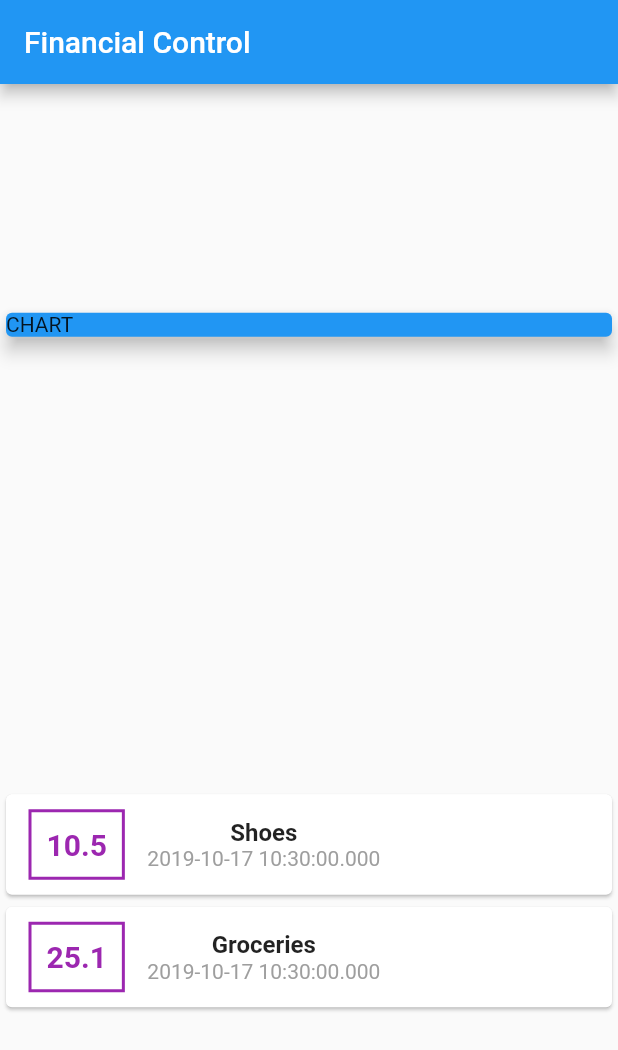
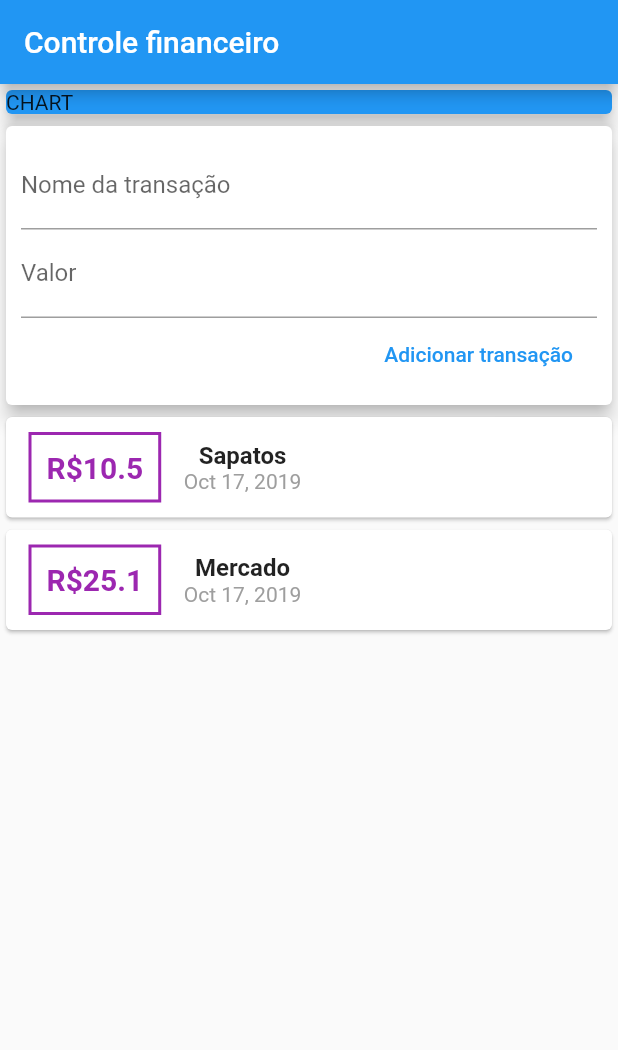
Before and after one commit to douglasnavarro/financial_control, a Flutter app: the screen it shows after launch, on a phone screen of 412 x 824 dp. Shown: the top 1050 px of the screen. Run offline on Flutter 3.47's test engine with Material 2 defaults, Android fonts, the phone set to English and light mode, and no system bars.

Commit message:
implemented transaction input

```diff
--- a/lib/main.dart
+++ b/lib/main.dart
@@ -1,6 +1,5 @@
+import 'package:financial_control/widgets/user_transactions.dart';
 import 'package:flutter/material.dart';
-
-import './transaction.dart';
 
 void main() => runApp(MyApp());
 
@@ -12,7 +11,7 @@ class MyApp extends StatelessWidget {
       theme: ThemeData(
         primarySwatch: Colors.blue,
       ),
-      home: MyHomePage(title: 'Financial Control'),
+      home: MyHomePage(title: 'Controle financeiro'),
     );
   }
 }
@@ -26,21 +25,6 @@ class MyHomePage extends StatefulWidget {
 }
 
 class _MyHomePageState extends State<MyHomePage> {
-  final List<Transaction> transactions = [
-    Transaction(
-      id: '1',
-      title: 'Shoes',
-      amount: 10.50,
-      date: DateTime.now(),
-    ),
-    Transaction(
-      id: '2',
-      title: 'Groceries',
-      amount: 25.10,
-      date: DateTime.now(),
-    )
-  ];
-
   @override
   Widget build(BuildContext context) {
     return Scaffold(
@@ -48,7 +32,6 @@ class _MyHomePageState extends State<MyHomePage> {
         title: Text(widget.title),
       ),
       body: Column(
-        mainAxisAlignment: MainAxisAlignment.spaceAround,
         crossAxisAlignment: CrossAxisAlignment.stretch,
         children: <Widget>[
           Container(
@@ -58,33 +41,7 @@ class _MyHomePageState extends State<MyHomePage> {
                 child: Text('CHART'),
                 elevation: 5,
               )),
-          Column(
-            children: transactions.map((tx) {
-              return Card(
-                  child: Row(
-                children: <Widget>[
-                  Container(
-                    child: Text(tx.amount.toString(),
-                        style: TextStyle(
-                            fontWeight: FontWeight.bold,
-                            fontSize: 20,
-                            color: Colors.purple)),
-                    margin: EdgeInsets.symmetric(vertical: 10, horizontal: 15),
-                    decoration: BoxDecoration(
-                      border: Border.all(color: Colors.purple, width: 2),
-                    ),
-                    padding: EdgeInsets.all(10),
-                  ),
-                  Column(
-                    children: <Widget>[
-                      Text(tx.title, style: TextStyle(fontSize: 16, fontWeight: FontWeight.bold)),
-                      Text(tx.date.toString(), style: TextStyle(color: Colors.grey)),
-                    ],
-                  )
-                ],
-              ));
-            }).toList(),
-          )
+              UserTransactions()
         ],
       ),
     );
--- /dev/null
+++ b/lib/widgets/new_transaction.dart
@@ -0,0 +1,39 @@
+import 'package:flutter/material.dart';
+
+class NewTransaction extends StatelessWidget {
+  final Function addTx;
+  final titleController = TextEditingController();
+  final amountController =  TextEditingController();
+
+  NewTransaction(this.addTx);
+
+  @override
+  Widget build(BuildContext context) {
+    return Card(
+        elevation: 5,
+        child: Container(
+          padding: EdgeInsets.all(10),
+          child: Column(
+            crossAxisAlignment: CrossAxisAlignment.end,
+            children: <Widget>[
+              TextField(
+                controller: titleController,
+                decoration:
+                    InputDecoration(labelText: 'Nome da transação'),
+              ),
+              TextField(
+                decoration: InputDecoration(labelText: 'Valor'),
+                controller: amountController,
+              ),
+              FlatButton(
+                child: Text('Adicionar transação'),
+                textColor: Colors.blue,
+                onPressed: () {
+                  addTx(titleController.text, double.parse(amountController.text));
+                },
+              )
+            ],
+          ),
+        ));
+  }
+}
--- /dev/null
+++ b/lib/widgets/transactions_list.dart
@@ -0,0 +1,44 @@
+import 'package:flutter/material.dart';
+
+import '../models/transaction.dart';
+import 'package:intl/intl.dart';
+
+class TransactionList extends StatelessWidget {
+  final List<Transaction> transactions;
+
+  TransactionList(this.transactions);
+
+  @override
+  Widget build(BuildContext context) {
+    return Column(
+      children: transactions.map((tx) {
+        return Card(
+            child: Row(
+          children: <Widget>[
+            Container(
+              child: Text('R\$${tx.amount}',
+                  style: TextStyle(
+                      fontWeight: FontWeight.bold,
+                      fontSize: 20,
+                      color: Colors.purple)),
+              margin: EdgeInsets.symmetric(vertical: 10, horizontal: 15),
+              decoration: BoxDecoration(
+                border: Border.all(color: Colors.purple, width: 2),
+              ),
+              padding: EdgeInsets.all(10),
+            ),
+            Column(
+              children: <Widget>[
+                Text(tx.title,
+                    style:
+                        TextStyle(fontSize: 16, fontWeight: FontWeight.bold)),
+                Text(DateFormat.yMMMd().format(tx.date),
+                    style: TextStyle(color: Colors.grey)),
+              ],
+            )
+          ],
+        ));
+      }).toList(),
+    );
+  }
+}
--- /dev/null
+++ b/lib/widgets/user_transactions.dart
@@ -0,0 +1,41 @@
+import 'package:flutter/material.dart';
+
+import '../models/transaction.dart';
+import '../widgets/new_transaction.dart';
+import '../widgets/transactions_list.dart';
+
+class UserTransactions extends StatefulWidget {
+  @override
+  _UserTransactionsState createState() => _UserTransactionsState();
+}
+
+class _UserTransactionsState extends State<UserTransactions> {
+    final List<Transaction> _userTransactions = [
+    Transaction(
+      id: '1',
+      title: 'Sapatos',
+      amount: 10.50,
+      date: DateTime.now(),
+    ),
+    Transaction(
+      id: '2',
+      title: 'Mercado',
+      amount: 25.10,
+      date: DateTime.now(),
+    )
+  ];
+
+  void _addNewTransaction(String title, double amount) {
+    final newTx = Transaction(title: title, amount: amount, date: DateTime.now(), id: DateTime.now().toString());
+    setState(() {
+      _userTransactions.add(newTx);
+    });
+  }
+
+  @override
+  Widget build(BuildContext context) {
+    return Column(children: <Widget>[
+      NewTransaction(_addNewTransaction),
+      TransactionList(_userTransactions)]);
+  }
+}
--- a/pubspec.yaml
+++ b/pubspec.yaml
@@ -19,6 +19,7 @@ environment:
 dependencies:
   flutter:
     sdk: flutter
+  intl: ^0.15.8
 
   # The following adds the Cupertino Icons font to your application.
   # Use with the CupertinoIcons class for iOS style icons.
```
Also changed, not shown: lib/models/transaction.dart (renamed from lib/transaction.dart), pubspec.lock.
